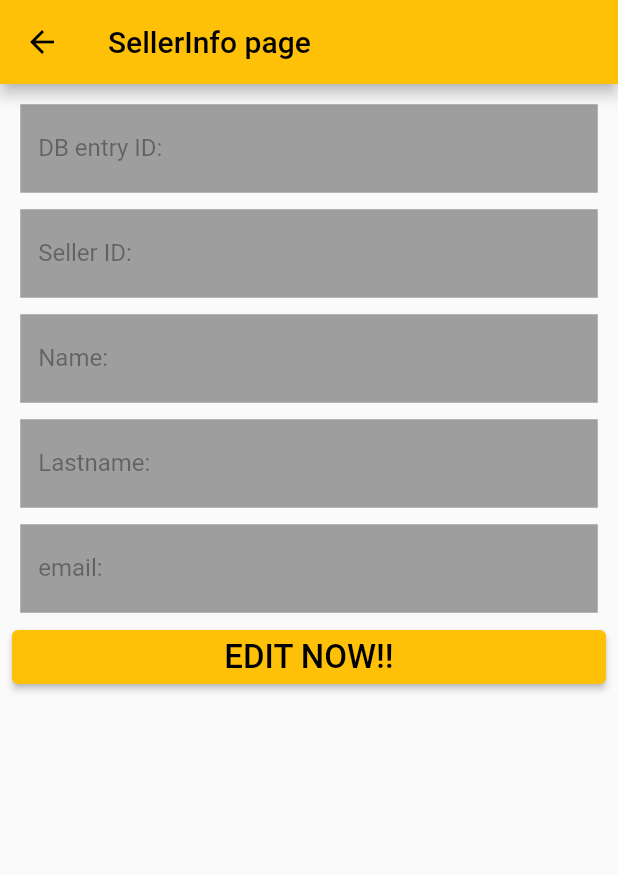
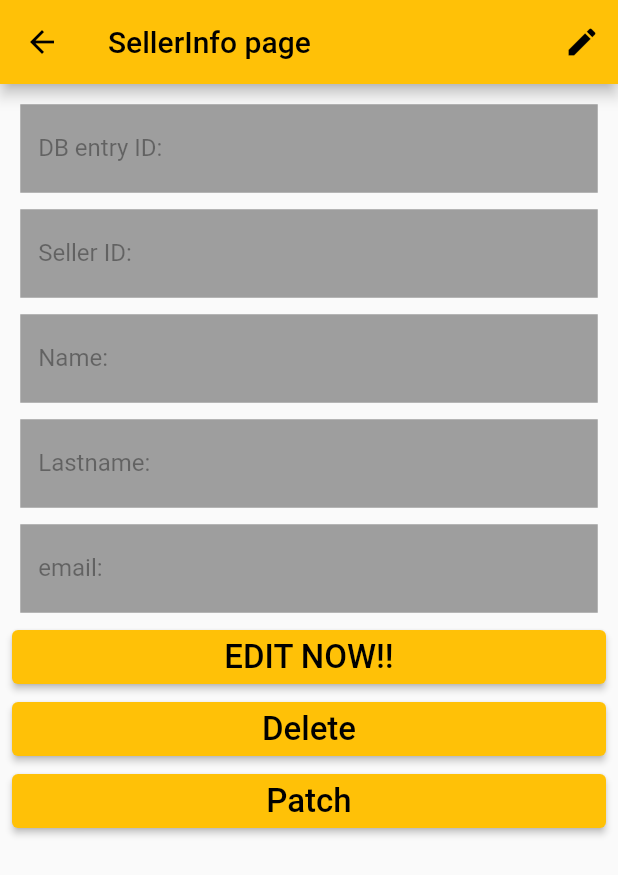
Before and after one commit to reloveution/flutter-1, a Flutter app: the SellerInfoPage screen opened directly with empty values, on a phone screen of 412 x 824 dp. Shown: the top 875 px of the screen. Run offline on Flutter 3.47's test engine with Material 2 defaults, Android fonts, the phone set to English and light mode, and no system bars.

Commit message:
patch is work'd

```diff
--- a/lib/api/base_api_service.dart
+++ b/lib/api/base_api_service.dart
@@ -1,13 +1,62 @@
 import 'package:http/http.dart' as http;
 import 'dart:convert';
 
+import 'package:rest/models/seller_Model.dart';
+
 class BaseApiService {
-  Future<dynamic> get(uri) {
+  Future<dynamic> get(Uri uri) {
     return http.get(uri).then((response) {
       final temp = jsonDecode(response.body);
       return temp;
     });
   }
+
+  Future<dynamic> delete(Uri uri, String id) {
+    print(id);
+    print('uri: $uri');
+    uri = Uri.parse(uri.toString() + '/?id=$id');
+    return http.delete(uri).then((response) {
+      final temp = jsonDecode(response.body);
+      // print('response.body: ${response.body}');
+      return response.body;
+    });
+  }
+
+  Future<dynamic> patch(Uri uri, Map<String, String> parameters) {
+    // print(id);
+    // print('uri in patch: $uri');
+    // print('info: $info');
+    print(uri);
+    print(parameters);
+
+    // uri = Uri.parse(uri.toString() + '/?id=$id');
+    return http.patch(uri, body: parameters).then((response) {
+      // print('response $response');
+      // final temp = jsonDecode(response);
+      // print(response.body);
+      return response.body;
+    });
+  }
+
+// http.patch(
+//       url,
+//       body: {
+//         "first_name": newTeacher.first_name,
+//         "profile": "" //HOW DO I SHOULD SEND A MAP TO UPDATE LOCATION AND PROFESSION?
+//       },
+//       headers: {"Authorization": "JWT $authToken"},
+//     )
+
+  // Future<dynamic> patch(Uri uri, String id,SellerInfo sellerInfo) {
+  //   print(id);
+  //   print('uri in patch: $uri');
+  //   uri = Uri.parse(uri.toString() + '/?id=$id');
+  //   return http.patch(uri,String id, {jsonEncode("sellerInfo" : [sellerInfo])}).then((response) {
+  //     final temp = jsonDecode(response.body);
+  //     print('response.body: ${response.body}');
+  //     return response.body;
+  //   });
+  // }
 
   // get(url) {
   //     return axios.get(url)
--- a/lib/pages/sellers/seller.page.dart
+++ b/lib/pages/sellers/seller.page.dart
@@ -1,17 +1,22 @@
 import 'package:flutter/material.dart';
 import 'package:rest/models/seller_model.dart';
 import './widgets/seller_edit.button.dart';
+import './widgets/seller_delete.button.dart';
+import '../../api/seller_api.dart';
 
 // import widgets
 import './widgets/seller.widget.dart';
 
 class SellerInfoPage extends StatefulWidget {
-  const SellerInfoPage({
+  SellerInfoPage({
     super.key,
     required SellerModel sellerModel,
-  }) : _sellerModel = sellerModel;
+  })  : _sellerModel = sellerModel,
+        _id = sellerModel.id;
 
   final SellerModel _sellerModel;
+  final String? _id;
+  // final String _sellerId;
   // final String title = 'SellerInfo page'; //final states,  not changable
 
   @override
@@ -21,20 +26,35 @@ class SellerInfoPage extends StatefulWidget {
 class _SellerInfoPageState extends State<SellerInfoPage> {
   /* Widget State -- Dynamic*/
   /* Start variable initial states*/
+  bool sellerDeleted = false;
+  bool editEnabled = false;
+  String email = '';
+  String title = 'SellerInfo page'; //final states,  not changable
+  /* End variable initial states*/
 
-  bool editEnabled = false;
-  String title = 'SellerInfo page'; //final states,  not changable
-
-  /* End variable initial states*/
+  // deleteSeller() {
+  //   SellerApi sellerApi = new SellerApi();
+  //   sellerApi.deleteSeller(widget._id).then((response) {
+  //     print(widget._id);
+  //     // setState(() {
+  //     //   // sellersList = response;
+  //     // });
+  //   });
+  // }
 
   @override
   Widget build(BuildContext context) {
     return Scaffold(
-        appBar: AppBar(
-          title: Text(title
-              // "Sallers page" ${widget._sellerModel.id}
-              ),
-        ),
+        appBar: AppBar(title: Text(title), actions: <Widget>[
+          IconButton(
+            icon: Icon(Icons.edit),
+            onPressed: () {
+              setState(() {
+                editEnabled = !editEnabled;
+              });
+            },
+          ),
+        ]),
         body: ListView(
           padding: const EdgeInsets.all(8),
           children: [
@@ -45,7 +65,15 @@ class _SellerInfoPageState extends State<SellerInfoPage> {
             SellerWidget('Lastname:', widget._sellerModel.sellerInfo?.lastName,
                 editEnabled),
             SellerWidget(
-                'email:', widget._sellerModel.sellerInfo?.email, editEnabled),
+              'email:',
+              widget._sellerModel.sellerInfo?.email,
+              editEnabled,
+              textBack: (value) {
+                setState(() {
+                  email = value;
+                });
+              },
+            ),
             if (!editEnabled)
               SellerEditButtonWidget(
                 callback: () {
@@ -58,7 +86,45 @@ class _SellerInfoPageState extends State<SellerInfoPage> {
                     title = stroke;
                   });
                 },
-              )
+              ),
+            // if (!sellerDeleted)
+            //   SellerDeleteButtonWidget(
+            //     // deleteSellerCallback: () {
+            //     //   setState(() {
+            //     //     SellerApi sellerApi = new SellerApi();
+            //     //     sellerApi.deleteSeller(widget._sellerModel.id);
+            //     //   });
+            //     // }
+            //     callback: () {
+            //       setState(() {
+            //         sellerDeleted = !sellerDeleted;
+            //       });
+            //     },
+            //     statusCallback: (stroke) {
+            //       setState(() {
+            //         title = stroke;
+            //       });
+            //     },
+            //   ),
+            ElevatedButton(
+                onPressed: () {
+                  SellerApi sellerApi = SellerApi();
+                  sellerApi.deleteSeller(widget._sellerModel.id);
+                },
+                child: Text('Delete', style: TextStyle(fontSize: 22))),
+            ElevatedButton(
+                onPressed: () {
+                  SellerApi sellerApi = SellerApi();
+                  print(
+                      'on patch sellerInfo: ${widget._sellerModel.sellerInfo?.lastName}');
+                  print('widget._sellerModel.id: ${widget._sellerModel.id}');
+
+                  final smi = widget._sellerModel;
+                  smi.sellerInfo?.email = 'dsgdfg'; //email;
+
+                  sellerApi.patchSeller(smi);
+                },
+                child: Text('Patch', style: TextStyle(fontSize: 22))),
           ],
         ));
   }
--- a/lib/pages/sellers/widgets/seller.widget.dart
+++ b/lib/pages/sellers/widgets/seller.widget.dart
@@ -1,16 +1,14 @@
 import 'package:flutter/material.dart';
-import '../../../models/seller_model.dart';
 
 class SellerWidget extends StatelessWidget {
-  final String? sellerRecParam;
+  String? sellerRecParam;
   final String? sellerRec;
   final bool editEnabled;
+  Function(String value)? _textBack;
 
-  SellerWidget(
-    this.sellerRec,
-    this.sellerRecParam,
-    this.editEnabled,
-  );
+  SellerWidget(this.sellerRec, this.sellerRecParam, this.editEnabled,
+      {super.key, Function(String value)? textBack})
+      : _textBack = textBack;
 
   @override
   Widget build(BuildContext context) {
@@ -19,12 +17,32 @@ class SellerWidget extends StatelessWidget {
         child: TextField(
           cursorWidth: 8.8,
           enabled: editEnabled,
+
+// /////////////////////////////
+          controller: null,
+///////////////////////////////////
           decoration: InputDecoration(
             labelText: '${sellerRec} ${sellerRecParam}',
             border: InputBorder.none,
             hintText: '${sellerRec} ${sellerRecParam}',
             fillColor: Colors.grey,
-              filled: true)),
-    );
+            filled: true,
+          ),
+          onSubmitted: (value) {
+            if (_textBack != null) {
+              _textBack!(value);
+            }
+          },
+        ));
   }
 }
+
+// onSubmitted: (String str) {
+//   setState(() {
+//     value = str;
+//   });
+// },
+
+// void onSubmitted(String value) {
+// print(value);
+// }
--- /dev/null
+++ b/lib/pages/sellers/widgets/seller_edit.AppBar.button.dart
@@ -0,0 +1,24 @@
+import 'package:flutter/material.dart';
+import 'package:rest/pages/sellers/seller.page.dart';
+import '../../../models/seller_model.dart';
+
+class SellerEditButtonWidget extends StatelessWidget {
+  final Function() _callback;
+  final Function(String value) _statusCallback;
+  const SellerEditButtonWidget(
+      {super.key,
+      required Function() callback,
+      required Function(String value) statusCallback})
+      : _callback = callback,
+        _statusCallback = statusCallback;
+
+  @override
+  Widget build(BuildContext context) {
+    return ElevatedButton(
+        onPressed: () {
+          _callback();
+          _statusCallback('YoYoYo');
+        },
+        child: Text('EDIT NOW!!', style: TextStyle(fontSize: 22)));
+  }
+}
```
Also changed, not shown: lib/api/seller_api.dart (+22 -6 lines), lib/models/seller_model.dart (+14 -15 lines), lib/pages/sellers/widgets/seller_delete.button.dart (added, +37 -0 lines), lib/pages/sellers/widgets/seller_post.button.dart (added), lib/pages/sellers/widgets/seller_put.button.dart (added). Lines whose indentation alone changed are shown as unchanged.
